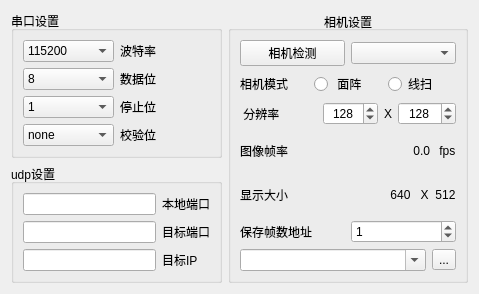
First picture: the form in child_window/system_settings_window.ui, repository 3137959601/usb_udp_video_transmission2, before the edit.
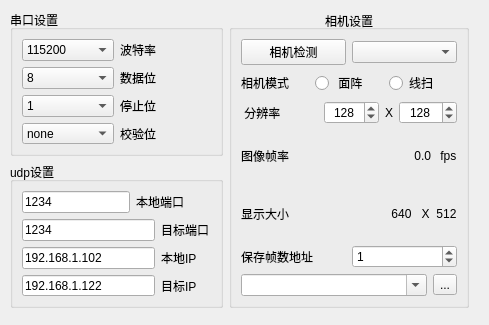
Second picture: the form after the edit.

The edit to the form file:
```diff
--- a/child_window/system_settings_window.ui
+++ b/child_window/system_settings_window.ui
@@ -6,87 +6,142 @@
    <rect>
     <x>0</x>
     <y>0</y>
-    <width>475</width>
-    <height>281</height>
+    <width>489</width>
+    <height>325</height>
    </rect>
   </property>
   <property name="windowTitle">
    <string>Form</string>
   </property>
-  <layout class="QGridLayout" name="gridLayout_8">
-   <item row="0" column="0">
-    <layout class="QGridLayout" name="gridLayout_7">
-     <item row="1" column="0">
-      <widget class="QGroupBox" name="groupBox_2">
-       <property name="title">
-        <string>udp设置</string>
+  <widget class="QWidget" name="">
+   <property name="geometry">
+    <rect>
+     <x>10</x>
+     <y>10</y>
+     <width>459</width>
+     <height>298</height>
+    </rect>
        </property>
        <layout class="QGridLayout" name="gridLayout_4">
         <item row="0" column="0">
-         <layout class="QGridLayout" name="gridLayout_3">
+     <widget class="QGroupBox" name="groupBox">
+      <property name="title">
+       <string>串口设置</string>
+      </property>
+      <layout class="QGridLayout" name="gridLayout_2">
           <item row="0" column="0">
-           <widget class="QLineEdit" name="localport">
-            <property name="sizePolicy">
-             <sizepolicy hsizetype="Minimum" vsizetype="Fixed">
-              <horstretch>0</horstretch>
-              <verstretch>0</verstretch>
-             </sizepolicy>
+        <layout class="QGridLayout" name="gridLayout">
+         <item row="3" column="1">
+          <widget class="QLabel" name="label_5">
+           <property name="text">
+            <string>校验位</string>
             </property>
            </widget>
           </item>
-          <item row="0" column="1">
-           <widget class="QLabel" name="label_7">
+         <item row="0" column="0">
+          <widget class="QComboBox" name="baundrateCb">
+           <property name="editable">
+            <bool>false</bool>
+           </property>
+           <item>
             <property name="text">
-             <string>本地端口</string>
+             <string>115200</string>
             </property>
+           </item>
+           <item>
+            <property name="text">
+             <string>9600</string>
+            </property>
+           </item>
+           <item>
+            <property name="text">
+             <string>4800</string>
+            </property>
+           </item>
            </widget>
           </item>
           <item row="1" column="0">
-           <widget class="QLineEdit" name="targetPort">
-            <property name="sizePolicy">
-             <sizepolicy hsizetype="Minimum" vsizetype="Fixed">
-              <horstretch>0</horstretch>
-              <verstretch>0</verstretch>
-             </sizepolicy>
-            </property>
-            <property name="minimumSize">
-             <size>
-              <width>133</width>
-              <height>0</height>
-             </size>
+          <widget class="QComboBox" name="dataCb">
+           <property name="editable">
+            <bool>false</bool>
+           </property>
+           <item>
+            <property name="text">
+             <string>8</string>
             </property>
-           </widget>
-          </item>
-          <item row="1" column="1">
-           <widget class="QLabel" name="label_8">
+           </item>
+           <item>
             <property name="text">
-             <string>目标端口</string>
+             <string>7</string>
             </property>
+           </item>
+           <item>
+            <property name="text">
+             <string>6</string>
+            </property>
+           </item>
+           <item>
+            <property name="text">
+             <string>5</string>
+            </property>
+           </item>
            </widget>
           </item>
           <item row="2" column="0">
-           <widget class="QLineEdit" name="targetIP">
-            <property name="sizePolicy">
-             <sizepolicy hsizetype="Minimum" vsizetype="Fixed">
-              <horstretch>0</horstretch>
-              <verstretch>0</verstretch>
-             </sizepolicy>
-            </property>
-            <property name="minimumSize">
-             <size>
-              <width>133</width>
-              <height>0</height>
-             </size>
+          <widget class="QComboBox" name="stopCb">
+           <property name="editable">
+            <bool>false</bool>
+           </property>
+           <item>
+            <property name="text">
+             <string>1</string>
+            </property>
+           </item>
+           <item>
+            <property name="text">
+             <string>1.5</string>
+            </property>
+           </item>
+           <item>
+            <property name="text">
+             <string>2</string>
+            </property>
+           </item>
+          </widget>
+         </item>
+         <item row="1" column="1">
+          <widget class="QLabel" name="label_3">
+           <property name="text">
+            <string>数据位</string>
+           </property>
+          </widget>
+         </item>
+         <item row="0" column="1">
+          <widget class="QLabel" name="label_2">
+           <property name="text">
+            <string>波特率</string>
             </property>
            </widget>
           </item>
           <item row="2" column="1">
-           <widget class="QLabel" name="label_6">
+          <widget class="QLabel" name="label_4">
             <property name="text">
-             <string>目标IP</string>
+            <string>停止位</string>
             </property>
            </widget>
           </item>
+         <item row="3" column="0">
+          <widget class="QComboBox" name="checkCb">
+           <property name="editable">
+            <bool>false</bool>
+           </property>
+           <item>
+            <property name="text">
+             <string>none</string>
+            </property>
+           </item>
+          </widget>
+         </item>
          </layout>
         </item>
        </layout>
@@ -453,121 +508,150 @@
        </layout>
       </widget>
      </item>
-     <item row="0" column="0">
-      <widget class="QGroupBox" name="groupBox">
+    <item row="1" column="0">
+     <widget class="QGroupBox" name="groupBox_2">
        <property name="title">
-        <string>串口设置</string>
-       </property>
-       <layout class="QGridLayout" name="gridLayout_2">
+       <string>udp设置</string>
+      </property>
+      <layout class="QGridLayout" name="gridLayout_3">
         <item row="0" column="0">
-         <layout class="QGridLayout" name="gridLayout">
-          <item row="3" column="1">
-           <widget class="QLabel" name="label_5">
-            <property name="text">
-             <string>校验位</string>
-            </property>
-           </widget>
-          </item>
-          <item row="0" column="0">
-           <widget class="QComboBox" name="baundrateCb">
-            <item>
-             <property name="text">
-              <string>115200</string>
-             </property>
-            </item>
-            <item>
-             <property name="text">
-              <string>9600</string>
-             </property>
-            </item>
-            <item>
-             <property name="text">
-              <string>4800</string>
-             </property>
-            </item>
-           </widget>
-          </item>
-          <item row="1" column="0">
-           <widget class="QComboBox" name="dataCb">
-            <item>
-             <property name="text">
-              <string>8</string>
-             </property>
-            </item>
-            <item>
-             <property name="text">
-              <string>7</string>
-             </property>
-            </item>
-            <item>
-             <property name="text">
-              <string>6</string>
-             </property>
-            </item>
-            <item>
-             <property name="text">
-              <string>5</string>
-             </property>
-            </item>
-           </widget>
-          </item>
-          <item row="2" column="0">
-           <widget class="QComboBox" name="stopCb">
-            <item>
-             <property name="text">
-              <string>1</string>
-             </property>
-            </item>
-            <item>
-             <property name="text">
-              <string>1.5</string>
-             </property>
-            </item>
-            <item>
-             <property name="text">
-              <string>2</string>
-             </property>
-            </item>
-           </widget>
-          </item>
-          <item row="1" column="1">
-           <widget class="QLabel" name="label_3">
-            <property name="text">
-             <string>数据位</string>
-            </property>
-           </widget>
-          </item>
-          <item row="0" column="1">
-           <widget class="QLabel" name="label_2">
-            <property name="text">
-             <string>波特率</string>
-            </property>
-           </widget>
-          </item>
-          <item row="2" column="1">
-           <widget class="QLabel" name="label_4">
-            <property name="text">
-             <string>停止位</string>
-            </property>
-           </widget>
-          </item>
+        <layout class="QGridLayout" name="gridLayout_8">
           <item row="3" column="0">
-           <widget class="QComboBox" name="checkCb">
+          <layout class="QHBoxLayout" name="horizontalLayout_11">
             <item>
+            <widget class="QLineEdit" name="targetIP_2">
+             <property name="sizePolicy">
+              <sizepolicy hsizetype="Minimum" vsizetype="Fixed">
+               <horstretch>0</horstretch>
+               <verstretch>0</verstretch>
+              </sizepolicy>
+             </property>
+             <property name="minimumSize">
+              <size>
+               <width>133</width>
+               <height>0</height>
+              </size>
+             </property>
              <property name="text">
-              <string>none</string>
+              <string>192.168.1.122</string>
              </property>
-            </item>
+             <property name="readOnly">
+              <bool>true</bool>
+             </property>
+            </widget>
+           </item>
+           <item>
+            <widget class="QLabel" name="label_12">
+             <property name="text">
+              <string>目标IP</string>
+             </property>
            </widget>
           </item>
          </layout>
         </item>
-       </layout>
-      </widget>
-     </item>
-    </layout>
-   </item>
-  </layout>
+         <item row="1" column="0">
+          <layout class="QHBoxLayout" name="horizontalLayout_9">
+           <item>
+            <widget class="QLineEdit" name="targetPort">
+             <property name="sizePolicy">
+              <sizepolicy hsizetype="Minimum" vsizetype="Fixed">
+               <horstretch>0</horstretch>
+               <verstretch>0</verstretch>
+              </sizepolicy>
+             </property>
+             <property name="minimumSize">
+              <size>
+               <width>133</width>
+               <height>0</height>
+              </size>
+             </property>
+             <property name="text">
+              <string>1234</string>
+             </property>
+             <property name="readOnly">
+              <bool>true</bool>
+             </property>
+            </widget>
+           </item>
+           <item>
+            <widget class="QLabel" name="label_10">
+             <property name="text">
+              <string>目标端口</string>
+             </property>
+            </widget>
+           </item>
+          </layout>
+         </item>
+         <item row="2" column="0">
+          <layout class="QHBoxLayout" name="horizontalLayout_10">
+           <item>
+            <widget class="QLineEdit" name="localIP">
+             <property name="sizePolicy">
+              <sizepolicy hsizetype="Minimum" vsizetype="Fixed">
+               <horstretch>0</horstretch>
+               <verstretch>0</verstretch>
+              </sizepolicy>
+             </property>
+             <property name="minimumSize">
+              <size>
+               <width>133</width>
+               <height>0</height>
+              </size>
+             </property>
+             <property name="text">
+              <string>192.168.1.102</string>
+             </property>
+             <property name="readOnly">
+              <bool>true</bool>
+             </property>
+            </widget>
+           </item>
+           <item>
+            <widget class="QLabel" name="label_11">
+             <property name="text">
+              <string>本地IP</string>
+             </property>
+            </widget>
+           </item>
+          </layout>
+         </item>
+         <item row="0" column="0">
+          <layout class="QHBoxLayout" name="horizontalLayout_8">
+           <item>
+            <widget class="QLineEdit" name="localport">
+             <property name="sizePolicy">
+              <sizepolicy hsizetype="Minimum" vsizetype="Fixed">
+               <horstretch>0</horstretch>
+               <verstretch>0</verstretch>
+              </sizepolicy>
+             </property>
+             <property name="text">
+              <string>1234</string>
+             </property>
+             <property name="readOnly">
+              <bool>true</bool>
+             </property>
+             <property name="placeholderText">
+              <string>1234</string>
+             </property>
+            </widget>
+           </item>
+           <item>
+            <widget class="QLabel" name="label_9">
+             <property name="text">
+              <string>本地端口</string>
+             </property>
+            </widget>
+           </item>
+          </layout>
+         </item>
+        </layout>
+       </item>
+      </layout>
+     </widget>
+    </item>
+   </layout>
+  </widget>
  </widget>
  <resources/>
  <connections/>
```
Lines whose indentation alone changed are shown as unchanged.
